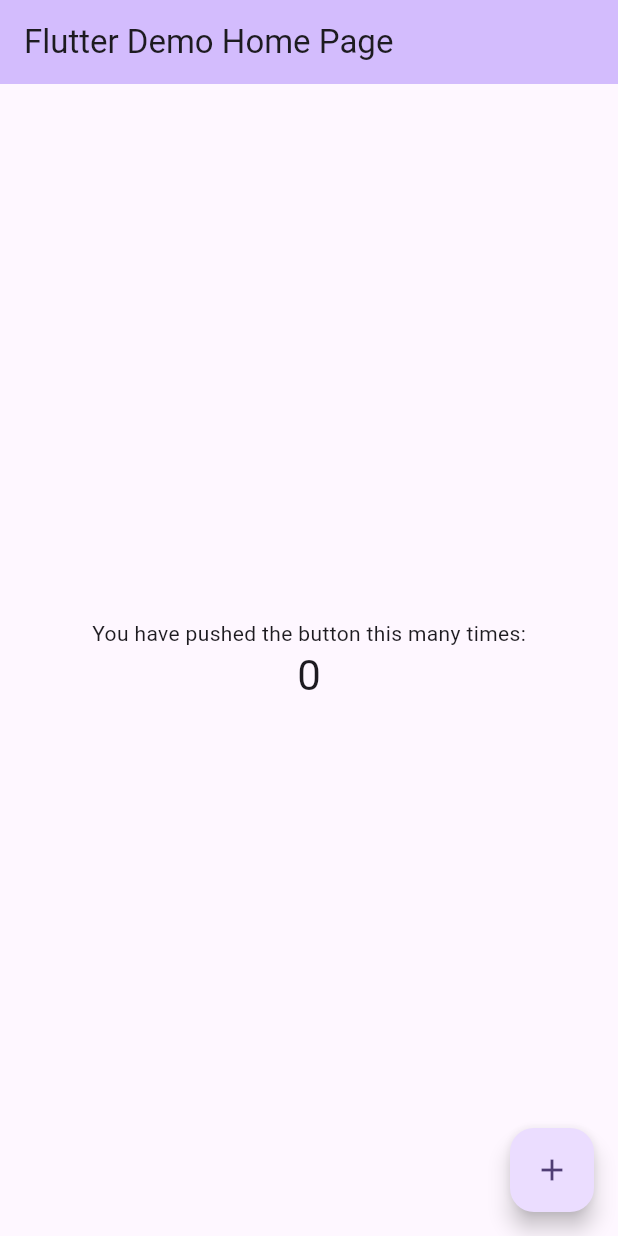
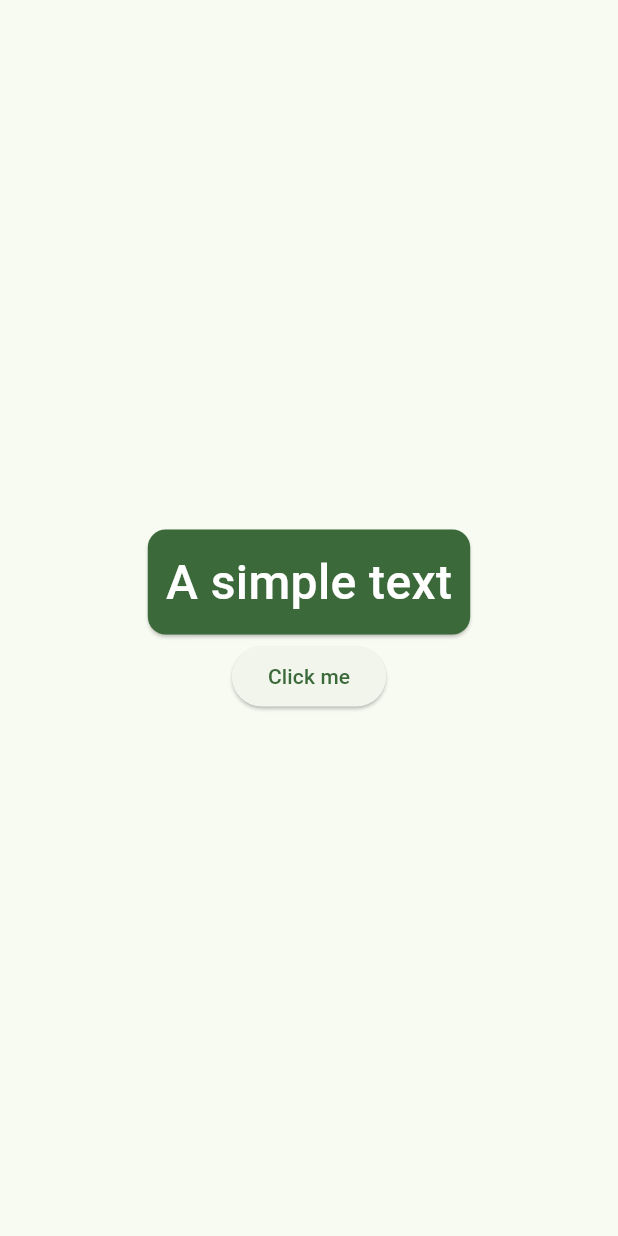
Before and after one commit to keonwoo98/Mobile-Piscine, a Flutter app: the screen it shows after launch, on a phone screen of 412 x 824 dp. Run offline on Flutter 3.47's test engine with Material 3 defaults, Android fonts, the phone set to English and light mode, and no system bars.

Commit message:
finished ex01

```diff
--- a/module00/ex01/lib/main.dart
+++ b/module00/ex01/lib/main.dart
@@ -7,119 +7,64 @@ void main() {
 class MyApp extends StatelessWidget {
   const MyApp({super.key});
 
-  // This widget is the root of your application.
   @override
   Widget build(BuildContext context) {
     return MaterialApp(
-      title: 'Flutter Demo',
+      title: 'mobileModule00/ex01',
       theme: ThemeData(
-        // This is the theme of your application.
-        //
-        // TRY THIS: Try running your application with "flutter run". You'll see
-        // the application has a purple toolbar. Then, without quitting the app,
-        // try changing the seedColor in the colorScheme below to Colors.green
-        // and then invoke "hot reload" (save your changes or press the "hot
-        // reload" button in a Flutter-supported IDE, or press "r" if you used
-        // the command line to start the app).
-        //
-        // Notice that the counter didn't reset back to zero; the application
-        // state is not lost during the reload. To reset the state, use hot
-        // restart instead.
-        //
-        // This works for code too, not just values: Most code changes can be
-        // tested with just a hot reload.
-        colorScheme: ColorScheme.fromSeed(seedColor: Colors.deepPurple),
+        colorScheme: ColorScheme.fromSeed(seedColor: Colors.green),
         useMaterial3: true,
       ),
-      home: const MyHomePage(title: 'Flutter Demo Home Page'),
+      home: const MyHomePage(),
     );
   }
 }
 
 class MyHomePage extends StatefulWidget {
-  const MyHomePage({super.key, required this.title});
-
-  // This widget is the home page of your application. It is stateful, meaning
-  // that it has a State object (defined below) that contains fields that affect
-  // how it looks.
-
-  // This class is the configuration for the state. It holds the values (in this
-  // case the title) provided by the parent (in this case the App widget) and
-  // used by the build method of the State. Fields in a Widget subclass are
-  // always marked "final".
-
-  final String title;
+  const MyHomePage({super.key});
 
   @override
   State<MyHomePage> createState() => _MyHomePageState();
 }
 
 class _MyHomePageState extends State<MyHomePage> {
-  int _counter = 0;
-
-  void _incrementCounter() {
-    setState(() {
-      // This call to setState tells the Flutter framework that something has
-      // changed in this State, which causes it to rerun the build method below
-      // so that the display can reflect the updated values. If we changed
-      // _counter without calling setState(), then the build method would not be
-      // called again, and so nothing would appear to happen.
-      _counter++;
-    });
-  }
+  var text = 'A simple text';
 
   @override
   Widget build(BuildContext context) {
-    // This method is rerun every time setState is called, for instance as done
-    // by the _incrementCounter method above.
-    //
-    // The Flutter framework has been optimized to make rerunning build methods
-    // fast, so that you can just rebuild anything that needs updating rather
-    // than having to individually change instances of widgets.
     return Scaffold(
-      appBar: AppBar(
-        // TRY THIS: Try changing the color here to a specific color (to
-        // Colors.amber, perhaps?) and trigger a hot reload to see the AppBar
-        // change color while the other colors stay the same.
-        backgroundColor: Theme.of(context).colorScheme.inversePrimary,
-        // Here we take the value from the MyHomePage object that was created by
-        // the App.build method, and use it to set our appbar title.
-        title: Text(widget.title),
-      ),
       body: Center(
-        // Center is a layout widget. It takes a single child and positions it
-        // in the middle of the parent.
         child: Column(
-          // Column is also a layout widget. It takes a list of children and
-          // arranges them vertically. By default, it sizes itself to fit its
-          // children horizontally, and tries to be as tall as its parent.
-          //
-          // Column has various properties to control how it sizes itself and
-          // how it positions its children. Here we use mainAxisAlignment to
-          // center the children vertically; the main axis here is the vertical
-          // axis because Columns are vertical (the cross axis would be
-          // horizontal).
-          //
-          // TRY THIS: Invoke "debug painting" (choose the "Toggle Debug Paint"
-          // action in the IDE, or press "p" in the console), to see the
-          // wireframe for each widget.
           mainAxisAlignment: MainAxisAlignment.center,
-          children: <Widget>[
-            const Text(
-              'You have pushed the button this many times:',
+          children: [
+            Card(
+              color: Theme.of(context).colorScheme.primary,
+              child: Padding(
+                padding: const EdgeInsets.all(12.0),
+                child: Text(
+                  text,
+                  style: const TextStyle(
+                    fontWeight: FontWeight.w500,
+                    fontSize: 32,
+                    color: Colors.white,
+                  ),
+                ),
+              ),
             ),
-            Text(
-              '$_counter',
-              style: Theme.of(context).textTheme.headlineMedium,
+            ElevatedButton(
+              onPressed: () {
+                setState(() {
+                  text =
+                      text == 'A simple text' ? 'Hello World' : 'A simple text';
+                });
+              },
+              child: const Text(
+                'Click me',
+              ),
             ),
           ],
         ),
       ),
-      floatingActionButton: FloatingActionButton(
-        onPressed: _incrementCounter,
-        tooltip: 'Increment',
-        child: const Icon(Icons.add),
-      ), // This trailing comma makes auto-formatting nicer for build methods.
     );
   }
 }
```
